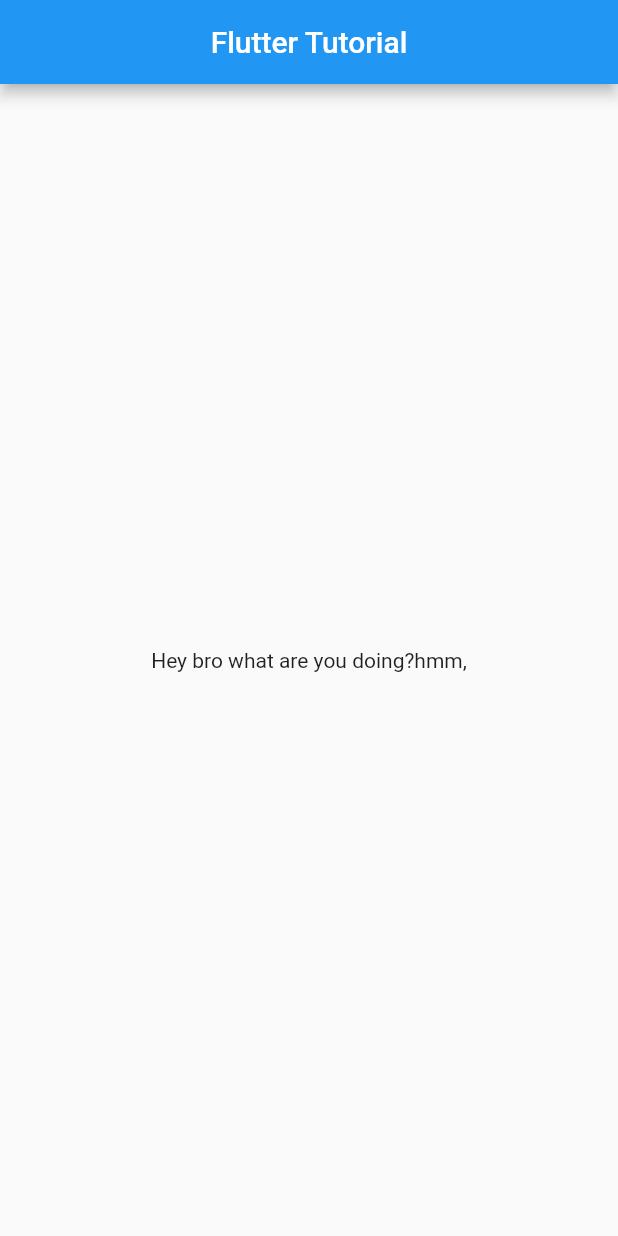
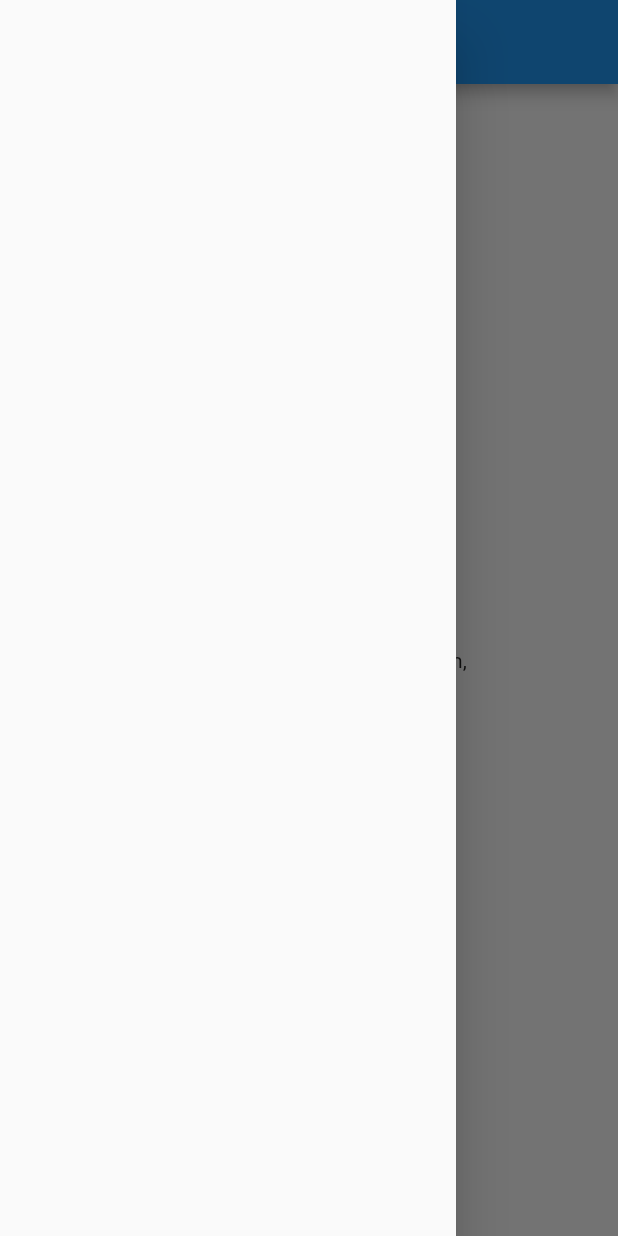
Before and after one commit to NAME-NikhilPatil/7-days-of-Flutter, a Flutter app: the screen it shows after launch, with the side drawer open (before the commit the screen has no drawer), on a phone screen of 412 x 824 dp. Run offline on Flutter 3.47's test engine with Material 2 defaults, Android fonts, the light colour scheme and no system bars.

```diff
--- a/lib/home.dart
+++ b/lib/home.dart
@@ -5,7 +5,7 @@
   Widget build(BuildContext context) {
     return Scaffold(
       appBar: AppBar(
-        title: Text("Flutter Tutorial"),
+        title: Text("Catelog App"),
         centerTitle: true,
       ),
       body: Center(
@@ -13,6 +13,7 @@
           child: Text("Hey bro what are you doing?hmm,"),
         ),
       ),
+      drawer: Drawer(),
     );
   }
 }
```
